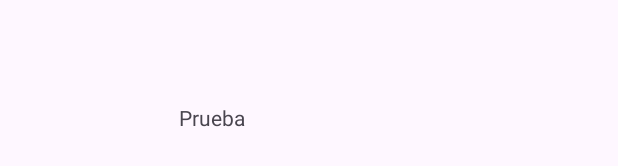
After one commit to JHONATANGold/TADEO_NOW, an Android app: the layout activity_login.xml on its own in the app's theme, with its tools: preview values and no code run, on a phone screen of 412 x 824 dp. The commit adds this screen. Shown: the part 420-586 px from the top of the screen. Run offline under Robolectric (Android 15) with nearby library versions, the phone set to English and light mode, and no system bars.

Commit message:
Segundo commit

```diff
--- a/app/src/main/AndroidManifest.xml
+++ b/app/src/main/AndroidManifest.xml
@@ -13,6 +13,9 @@
         android:theme="@style/Theme.TADEONOW"
         tools:targetApi="31">
         <activity
+            android:name=".LoginActivity"
+            android:exported="false" />
+        <activity
             android:name=".MainActivity"
             android:exported="true">
             <intent-filter>
--- /dev/null
+++ b/app/src/main/res/layout/activity_login.xml
@@ -0,0 +1,18 @@
+<?xml version="1.0" encoding="utf-8"?>
+<androidx.constraintlayout.widget.ConstraintLayout xmlns:android="http://schemas.android.com/apk/res/android"
+    xmlns:app="http://schemas.android.com/apk/res-auto"
+    xmlns:tools="http://schemas.android.com/tools"
+    android:layout_width="match_parent"
+    android:layout_height="match_parent"
+    tools:context=".LoginActivity">
+
+    <TextView
+        android:id="@+id/textView"
+        android:layout_width="173dp"
+        android:layout_height="127dp"
+        android:text="Prueba"
+        app:layout_constraintBottom_toBottomOf="parent"
+        app:layout_constraintEnd_toEndOf="parent"
+        app:layout_constraintStart_toStartOf="parent"
+        app:layout_constraintTop_toTopOf="parent" />
+</androidx.constraintlayout.widget.ConstraintLayout>
```
Also changed, not shown: app/src/main/java/com/example/tadeonow/LoginActivity.kt (added, +12 -0 lines), app/src/main/java/com/example/tadeonow/MainActivity.kt (+13 -5 lines).
